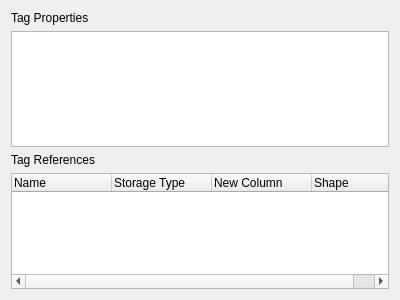
The window that InfoWidget/TagPanel.ui (bendalab/NixView) describes before a commit, drawn with Qt 5.
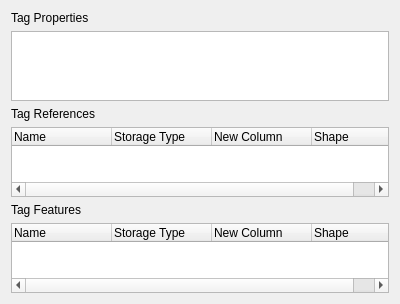
The same window after the commit.

Commit message: added signals and slots for emitting selected feature or reference

Diff of the .ui file:
```diff
--- a/InfoWidget/TagPanel.ui
+++ b/InfoWidget/TagPanel.ui
@@ -38,7 +38,38 @@
     </widget>
    </item>
    <item>
-    <widget class="QTreeWidget" name="treeWidget">
+    <widget class="QTreeWidget" name="treeWidget_references">
+     <column>
+      <property name="text">
+       <string>Name</string>
+      </property>
+     </column>
+     <column>
+      <property name="text">
+       <string>Storage Type</string>
+      </property>
+     </column>
+     <column>
+      <property name="text">
+       <string>New Column</string>
+      </property>
+     </column>
+     <column>
+      <property name="text">
+       <string>Shape</string>
+      </property>
+     </column>
+    </widget>
+   </item>
+   <item>
+    <widget class="QLabel" name="label_3">
+     <property name="text">
+      <string>Tag Features</string>
+     </property>
+    </widget>
+   </item>
+   <item>
+    <widget class="QTreeWidget" name="treeWidget_features">
      <column>
       <property name="text">
        <string>Name</string>
```
The commit also changes 2 other files.
